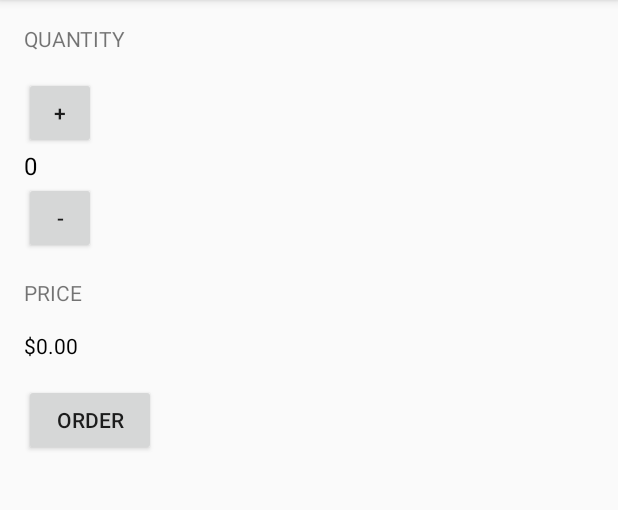
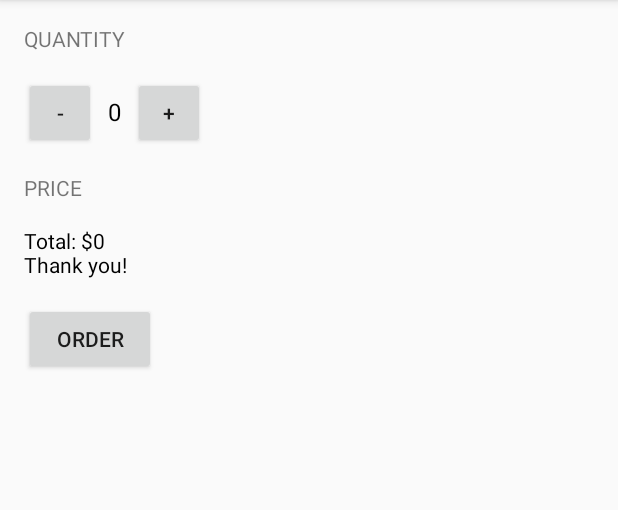
Before and after one commit to JustinB98/Android-Basics-User-Interface-CSE248, an Android app: the screen it shows after launch (MainActivity), after a tap on "ORDER", on a phone screen of 412 x 824 dp, the part 84-594 px from its top. Run offline under Robolectric (Android 15) with nearby library versions, the phone set to English and light mode, and no system bars.

Commit message:
Finished Lesson 2 part 2

```diff
--- a/JustJava/app/src/main/java/com/example/android/justjava/MainActivity.java
+++ b/JustJava/app/src/main/java/com/example/android/justjava/MainActivity.java
@@ -21,7 +21,8 @@ public class MainActivity extends AppCompatActivity {
      * This method is called when the order button is clicked.
      */
     public void submitOrder(View view) {
-        displayPrice(quantity * 5);
+        String priceMessage = "Total: $" + (quantity * 5) + "\nThank you!";
+        displayMessage(priceMessage);
     }
 
     /**
@@ -48,4 +49,9 @@ public class MainActivity extends AppCompatActivity {
         display(--quantity);
     }
 
+    private void displayMessage(String message) {
+        TextView priceTextView = (TextView) findViewById(R.id.price_text_view);
+        priceTextView.setText(message);
+    }
+
 }
--- a/JustJava/app/src/main/res/layout/activity_main.xml
+++ b/JustJava/app/src/main/res/layout/activity_main.xml
@@ -18,17 +18,23 @@
         android:text="Quantity"
         android:textAllCaps="true" />
 
+    <LinearLayout
+        android:layout_width="match_parent"
+        android:layout_height="wrap_content"
+        android:orientation="horizontal">
+
         <Button
             android:layout_width="48dp"
             android:layout_height="48dp"
-        android:onClick="increment"
-        android:text="+" />
-
+            android:onClick="decrement"
+            android:text="-" />
 
         <TextView
             android:id="@+id/quantity_text_view"
             android:layout_width="wrap_content"
             android:layout_height="wrap_content"
+            android:paddingLeft="8dp"
+            android:paddingRight="8dp"
             android:text="0"
             android:textColor="@android:color/black"
             android:textSize="16sp" />
@@ -36,9 +42,10 @@
         <Button
             android:layout_width="48dp"
             android:layout_height="48dp"
-        android:onClick="decrement"
-        android:text="-" />
+            android:onClick="increment"
+            android:text="+" />
 
+    </LinearLayout>
 
     <TextView
         android:layout_width="wrap_content"
```
Lines whose indentation alone changed are shown as unchanged.
